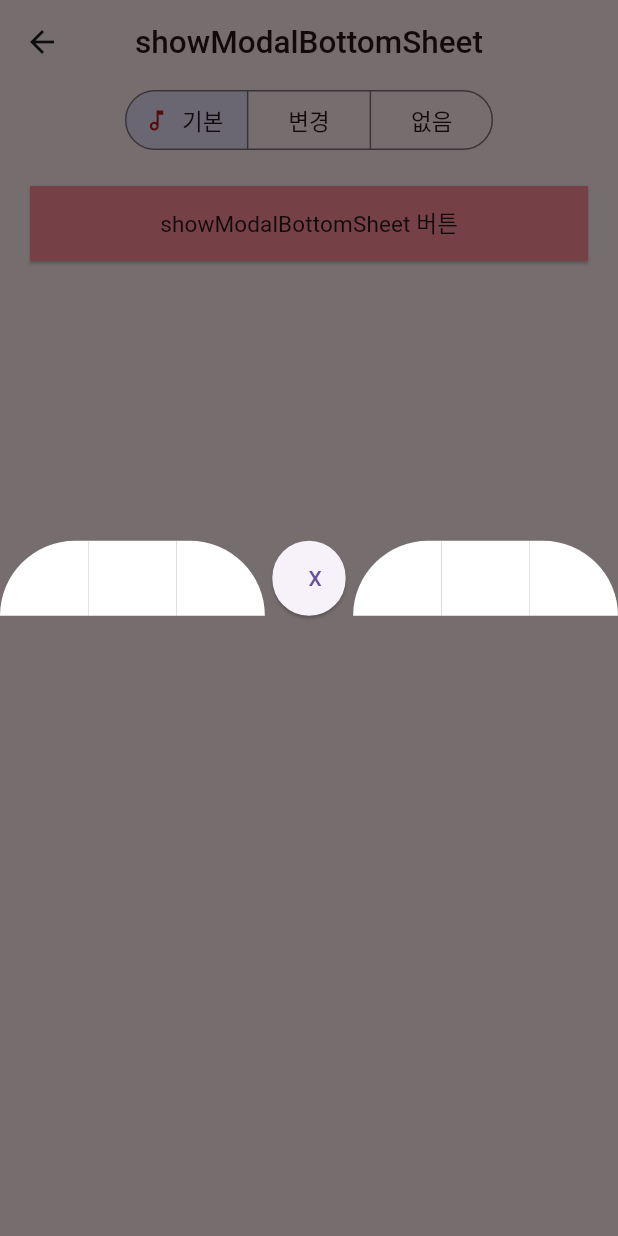
After one commit to L-Soft/flutter_ui_test, a Flutter app: the ModelBottom screen opened by its route, after a tap on "showModalBottomSheet 버튼", on a phone screen of 412 x 824 dp. The commit adds this screen. Run offline on Flutter 3.47's test engine with Material 3 defaults, Android fonts, the phone set to English and light mode, and no system bars; our stand-ins replace sqflite; accounts and stored records are empty; Roboto replaces fonts that are missing (Pretendard).

Commit message:
model_bootom_sheet

```diff
--- a/lib/main.dart
+++ b/lib/main.dart
@@ -1,5 +1,6 @@
 import 'package:flutter/material.dart';
 import 'package:ui_app/presentation/page/main_screen.dart';
+import 'package:ui_app/presentation/page/model_bottom.dart';
 import 'package:ui_app/presentation/page/splash_screen.dart';
 import 'package:ui_app/presentation/page/user_info_screen.dart';
 
@@ -20,6 +21,7 @@ class MyApp extends StatelessWidget {
         '/': (context) => SplashScreen(),
         '/main': (context) => MainScreen(),
         '/user_info': (context) => UserInfoScreen(),
+        '/model_bottom': (context) => ModelBottom(),
       },
     );
   }
--- a/lib/presentation/page/main_screen.dart
+++ b/lib/presentation/page/main_screen.dart
@@ -96,9 +96,11 @@ class _MainScreenState extends State<MainScreen> {
               ),
             ),
             onTap: () {
+              print('menuItem.id: ${menuItem.id}');
               if (menuItem.id == 1) {
-                print('menuItem.id: ${menuItem.id}');
                 Navigator.pushNamed(context, '/user_info');
+              } else if (menuItem.id == 2) {
+                Navigator.pushNamed(context, '/model_bottom');
               }
             },
           );
--- /dev/null
+++ b/lib/presentation/page/model_bottom.dart
@@ -0,0 +1,230 @@
+import 'package:flutter/material.dart';
+
+class ModelBottom extends StatefulWidget {
+  const ModelBottom({super.key});
+
+  @override
+  State<ModelBottom> createState() => _ModelBottomState();
+}
+
+enum AnimationStyles { defaultStyle, custom, none }
+
+const List<(AnimationStyles, String)> animationStyleSegments =
+    <(AnimationStyles, String)>[
+      (AnimationStyles.defaultStyle, '기본'),
+      (AnimationStyles.custom, '변경'),
+      (AnimationStyles.none, '없음'),
+    ];
+
+class _ModelBottomState extends State<ModelBottom> {
+  Set<AnimationStyles> animationStyleSelection = <AnimationStyles>{
+    AnimationStyles.defaultStyle,
+  };
+  AnimationStyle? animationStyle;
+
+  @override
+  Widget build(BuildContext context) {
+    return Scaffold(
+      appBar: AppBar(
+        centerTitle: true,
+        backgroundColor: Color(0xFFFFEEF0),
+        title: Text(
+          'showModalBottomSheet',
+          style: TextStyle(
+            color: Color(0xFF241415),
+            fontSize: 21,
+            fontFamily: 'Pretendard',
+            fontWeight: FontWeight.w500,
+          ),
+        ),
+      ),
+      body: Container(
+        width: double.infinity,
+        height: double.infinity,
+        color: Color(0xFFFFEEF0),
+        child: Column(
+          crossAxisAlignment: CrossAxisAlignment.center,
+          mainAxisAlignment: MainAxisAlignment.start,
+          children: [
+            SegmentedButton<AnimationStyles>(
+              selectedIcon: Icon(
+                Icons.audiotrack_outlined,
+                color: Colors.red.shade900,
+              ),
+              showSelectedIcon: true,
+              // 체크 없애기
+              selected: animationStyleSelection,
+              onSelectionChanged: (Set<AnimationStyles> styles) {
+                setState(() {
+                  animationStyleSelection = styles;
+                  animationStyle = switch (styles.first) {
+                    AnimationStyles.defaultStyle => null,
+                    AnimationStyles.custom => const AnimationStyle(
+                      duration: Duration(seconds: 3),
+                      reverseDuration: Duration(seconds: 1),
+                    ),
+                    AnimationStyles.none => AnimationStyle.noAnimation,
+                  };
+                });
+              },
+              segments: animationStyleSegments
+                  .map<ButtonSegment<AnimationStyles>>((
+                    (AnimationStyles, String) shirt,
+                  ) {
+                    return ButtonSegment<AnimationStyles>(
+                      value: shirt.$1,
+                      label: Text(
+                        shirt.$2,
+                        style: TextStyle(
+                          color: Color(0xFF241415),
+                          fontSize: 15,
+                          fontFamily: 'Pretendard',
+                          fontWeight: FontWeight.w400,
+                        ),
+                      ),
+                    );
+                  })
+                  .toList(),
+            ),
+            Container(
+              margin: EdgeInsets.only(left: 20, right: 20, top: 20),
+              width: double.infinity,
+              height: 50,
+
+              child: ElevatedButton(
+                onPressed: () {
+                  showModalBottomSheet(
+                    backgroundColor: Colors.transparent,
+                    shape: RoundedRectangleBorder(
+                      borderRadius: BorderRadius.only(
+                        topLeft: Radius.circular(50),
+                        topRight: Radius.circular(50),
+                      ),
+                    ),
+                    context: context,
+                    isDismissible: false,
+                    // 영역 외에서 닫기
+                    isScrollControlled: false,
+                    // 전체 화면 여부
+                    builder: (BuildContext context) {
+                      return Container(
+                        child: Column(
+                          mainAxisAlignment: MainAxisAlignment.start,
+                          children: [
+                            Row(
+                              children: [
+                                Expanded(
+                                  child: Container(
+                                    height: 50,
+                                    decoration: ShapeDecoration(
+                                      color: Colors.white,
+                                      shape: RoundedRectangleBorder(
+                                        borderRadius: BorderRadius.only(
+                                          topLeft: Radius.circular(50),
+                                        ),
+                                      ),
+                                    ),
+                                  ),
+                                ),
+                                Expanded(
+                                  child: Container(
+                                    height: 50,
+                                    decoration: ShapeDecoration(
+                                      color: Colors.white,
+                                      shape: RoundedRectangleBorder(
+                                      ),
+                                    ),
+                                  ),
+                                ),
+                                Expanded(
+                                  child: Container(
+                                    height: 50,
+                                    decoration: ShapeDecoration(
+                                      color: Colors.white,
+                                      shape: RoundedRectangleBorder(
+                                        borderRadius: BorderRadius.only(
+                                          topRight: Radius.circular(50),
+                                        ),
+                                      ),
+                                    ),
+                                  ),
+                                ),
+                                Expanded(
+                                  child: Container(
+                                    height: 50,
+                                    margin: EdgeInsets.only(left: 5, right: 5),
+                                    child: ElevatedButton(
+                                      child: const Text('X'),
+                                      onPressed: () {
+                                        Navigator.pop(context);
+                                      },
+                                    ),
+                                  ),
+                                ),
+                                Expanded(
+                                  child: Container(
+                                    height: 50,
+                                    decoration: ShapeDecoration(
+                                      color: Colors.white,
+                                      shape: RoundedRectangleBorder(
+                                        borderRadius: BorderRadius.only(
+                                          topLeft: Radius.circular(50),
+                                        ),
+                                      ),
+                                    ),
+                                  ),
+                                ),
+                                Expanded(
+                                  child: Container(
+                                    height: 50,
+                                    decoration: ShapeDecoration(
+                                      color: Colors.white,
+                                      shape: RoundedRectangleBorder(
+                                      ),
+                                    ),
+                                  ),
+                                ),
+                                Expanded(
+                                  child: Container(
+                                    height: 50,
+                                    decoration: ShapeDecoration(
+                                      color: Colors.white,
+                                      shape: RoundedRectangleBorder(
+                                        borderRadius: BorderRadius.only(
+                                          topRight: Radius.circular(50),
+                                        ),
+                                      ),
+                                    ),
+                                  ),
+                                ),
+                              ],
+                            ),
+                          ],
+                        ),
+                      );
+                    },
+                  );
+                },
+                style: ElevatedButton.styleFrom(
+                  backgroundColor: Color(0xFFFF8D98),
+                  shape: RoundedRectangleBorder(
+                    borderRadius: BorderRadius.circular(0),
+                  ),
+                ),
+                child: Text(
+                  'showModalBottomSheet 버튼',
+                  style: TextStyle(
+                    color: Color(0xFF241415),
+                    fontSize: 15,
+                    fontFamily: 'Pretendard',
+                    fontWeight: FontWeight.w400,
+                  ),
+                ),
+              ),
+            ),
+          ],
+        ),
+      ),
+    );
+  }
+}
--- a/lib/presentation/page/user_info_screen.dart
+++ b/lib/presentation/page/user_info_screen.dart
@@ -46,7 +46,6 @@ class _UserInfoScreenState extends State<UserInfoScreen> {
               ),
             );
           }
-
           return _listItem((snapshot.data ?? []));
         },
       ),
```
Also changed, not shown: 1 other file.
